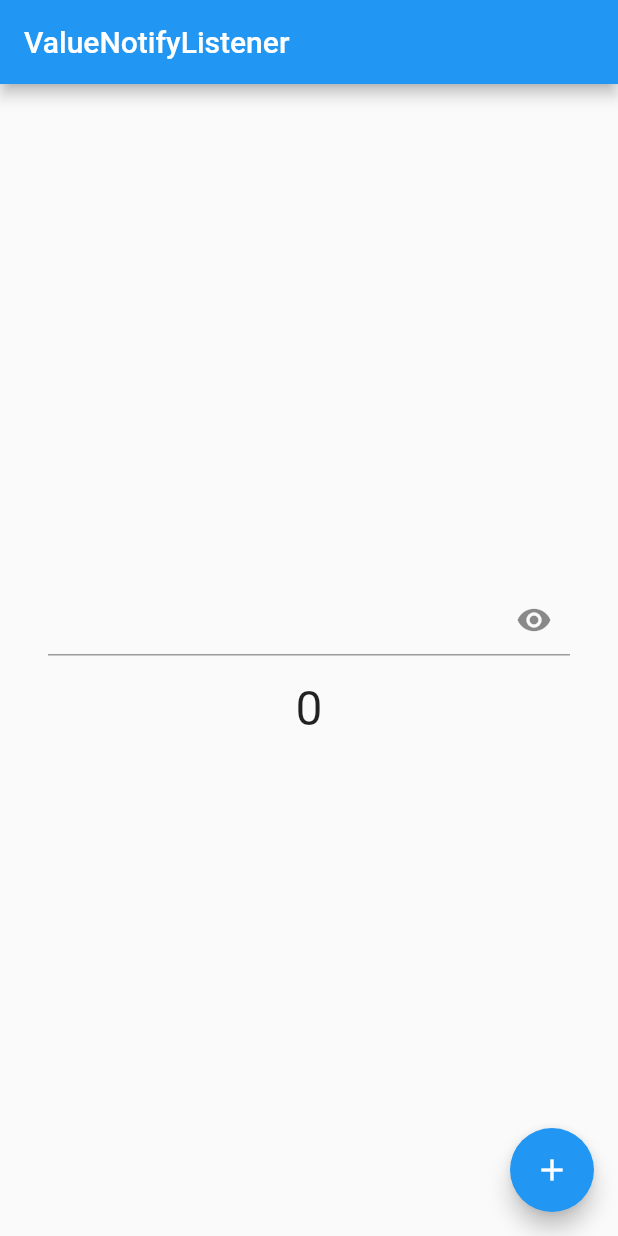
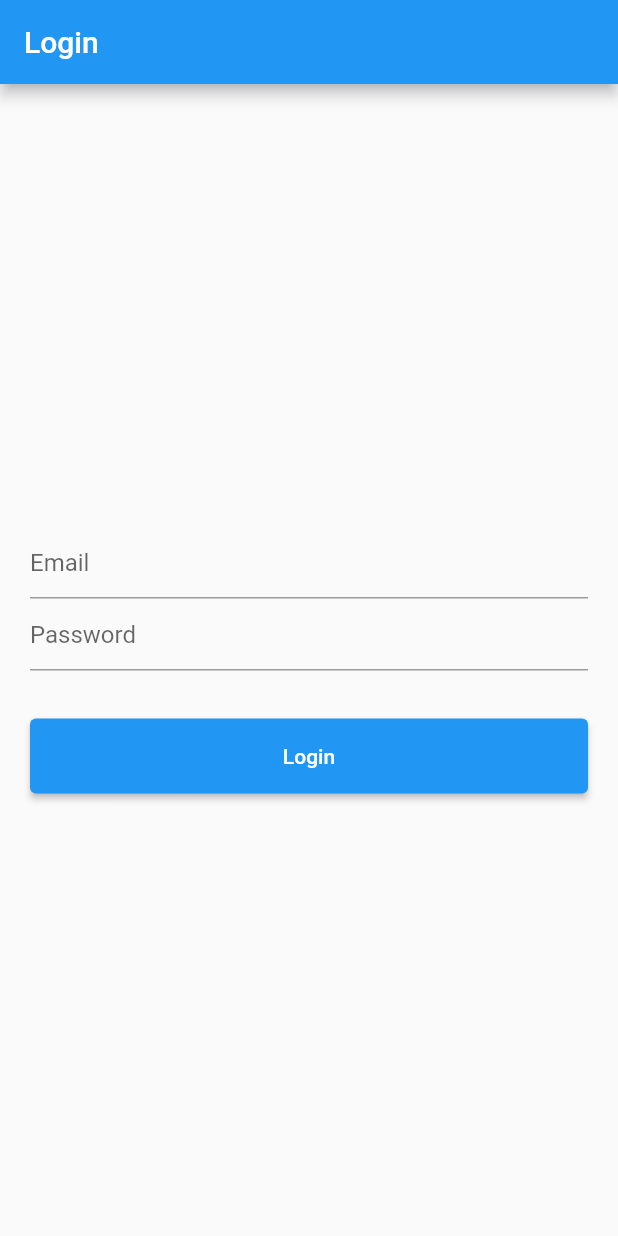
Before and after one commit to hafizflow/learing_provider, a Flutter app: the screen it shows after launch, on a phone screen of 412 x 824 dp. Run offline on Flutter 3.47's test engine with Material 3 defaults, Android fonts, the phone set to English and light mode, and no system bars.

Commit message:
login api

```diff
--- a/lib/main.dart
+++ b/lib/main.dart
@@ -3,6 +3,7 @@ import 'package:learing_provider/provider/favorite_provider.dart';
 import 'package:learing_provider/provider/slider_provider.dart';
 import 'package:learing_provider/provider/theme_provider.dart';
 import 'package:learing_provider/screens/favorite/all_item_screen.dart';
+import 'package:learing_provider/screens/favorite/login_screen.dart';
 import 'package:learing_provider/screens/slider_screen.dart';
 import 'package:learing_provider/screens/time_screen.dart';
 import 'package:learing_provider/provider/time_provider.dart';
@@ -29,7 +30,7 @@ class MainApp extends StatelessWidget {
         final themeProvider = Provider.of<ThemeProvider>(context);
         return MaterialApp(
           debugShowCheckedModeBanner: false,
-          home: ValueNotifyListener(),
+          home: const LoginScreen(),
           themeMode: themeProvider.themeMode,
           theme: ThemeData(
             useMaterial3: false,
--- /dev/null
+++ b/lib/provider/auth_provider.dart
@@ -0,0 +1,5 @@
+import 'package:flutter/cupertino.dart';
+
+class AuthProvider extends ChangeNotifier {
+  void login(String email, String password) async {}
+}
--- /dev/null
+++ b/lib/screens/favorite/login_screen.dart
@@ -0,0 +1,58 @@
+import 'package:flutter/material.dart';
+
+class LoginScreen extends StatefulWidget {
+  const LoginScreen({super.key});
+
+  @override
+  State<LoginScreen> createState() => _LoginScreenState();
+}
+
+class _LoginScreenState extends State<LoginScreen> {
+  TextEditingController emailController = TextEditingController();
+  TextEditingController passwordController = TextEditingController();
+
+  @override
+  void dispose() {
+    super.dispose();
+    emailController.dispose();
+    passwordController.dispose();
+  }
+
+  @override
+  Widget build(BuildContext context) {
+    return Scaffold(
+      appBar: AppBar(
+        title: const Text('Login'),
+      ),
+      body: Padding(
+        padding: const EdgeInsets.all(20.0),
+        child: Column(
+          mainAxisAlignment: MainAxisAlignment.center,
+          children: [
+            TextFormField(
+              controller: emailController,
+              decoration: const InputDecoration(
+                hintText: 'Email',
+              ),
+            ),
+            TextFormField(
+              controller: passwordController,
+              decoration: const InputDecoration(
+                hintText: 'Password',
+              ),
+            ),
+            const SizedBox(height: 32),
+            SizedBox(
+              width: double.infinity,
+              height: 50,
+              child: ElevatedButton(
+                onPressed: () {},
+                child: const Text('Login'),
+              ),
+            ),
+          ],
+        ),
+      ),
+    );
+  }
+}
--- a/pubspec.yaml
+++ b/pubspec.yaml
@@ -10,6 +10,7 @@ dependencies:
   flutter:
     sdk: flutter
   provider: ^6.1.2
+  http: ^1.2.1
 
 dev_dependencies:
   flutter_test:
```
